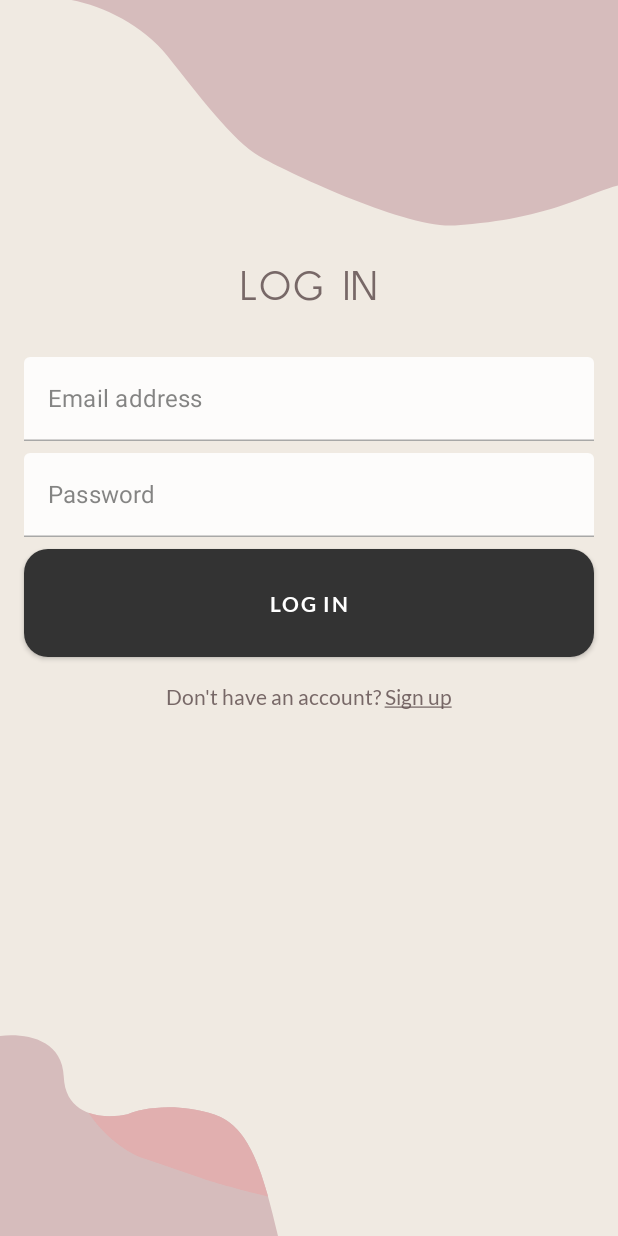
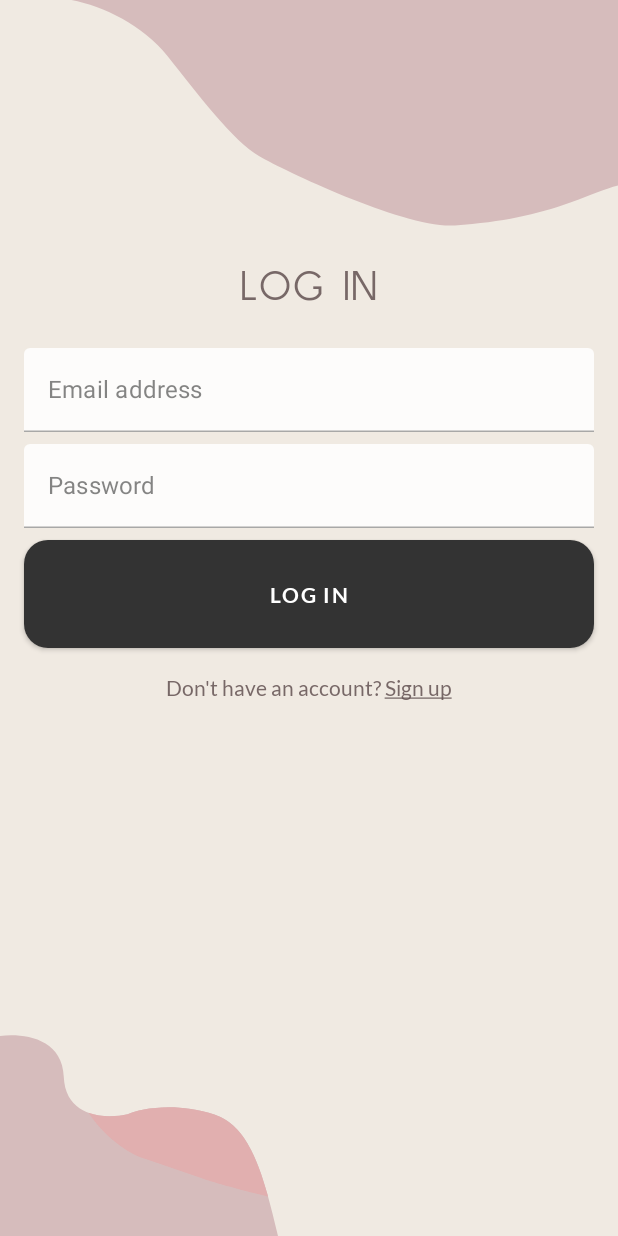
Before and after one commit to timo-drick/compose_dev_challenge_3, an Android app built with Jetpack Compose: the screen it shows after launch (MainActivity), on a phone screen of 412 x 824 dp. Run offline under Robolectric (Android 15) with nearby library versions, the phone set to English and light mode, and no system bars; our stand-ins replace accompanist; libraries missing offline, so code that uses them is left out: dev.chrisbanes.accompanist; missing, so only their content is drawn: ProvideWindowInsets.

Commit message:
changed padding in login screen to be from baseline to bottom.

```diff
--- a/app/src/main/java/com/example/androiddevchallenge/ui/login_screen.kt
+++ b/app/src/main/java/com/example/androiddevchallenge/ui/login_screen.kt
@@ -81,8 +81,7 @@ fun LoginScreen(onLogin: () -> Unit) {
             contentScale = ContentScale.FillBounds
         )
         Column(Modifier.padding(screenPadding), horizontalAlignment = Alignment.CenterHorizontally) {
-            Text("LOG IN", Modifier.paddingFromBaseline(top = 200.dp), style = MaterialTheme.typography.h1)
-            Spacer(Modifier.height(32.dp))
+            Text("LOG IN", Modifier.paddingFromBaseline(top = 200.dp, bottom = 32.dp), style = MaterialTheme.typography.h1)
             TextField(
                 value = email,
                 modifier = Modifier.fillMaxWidth(),
```
